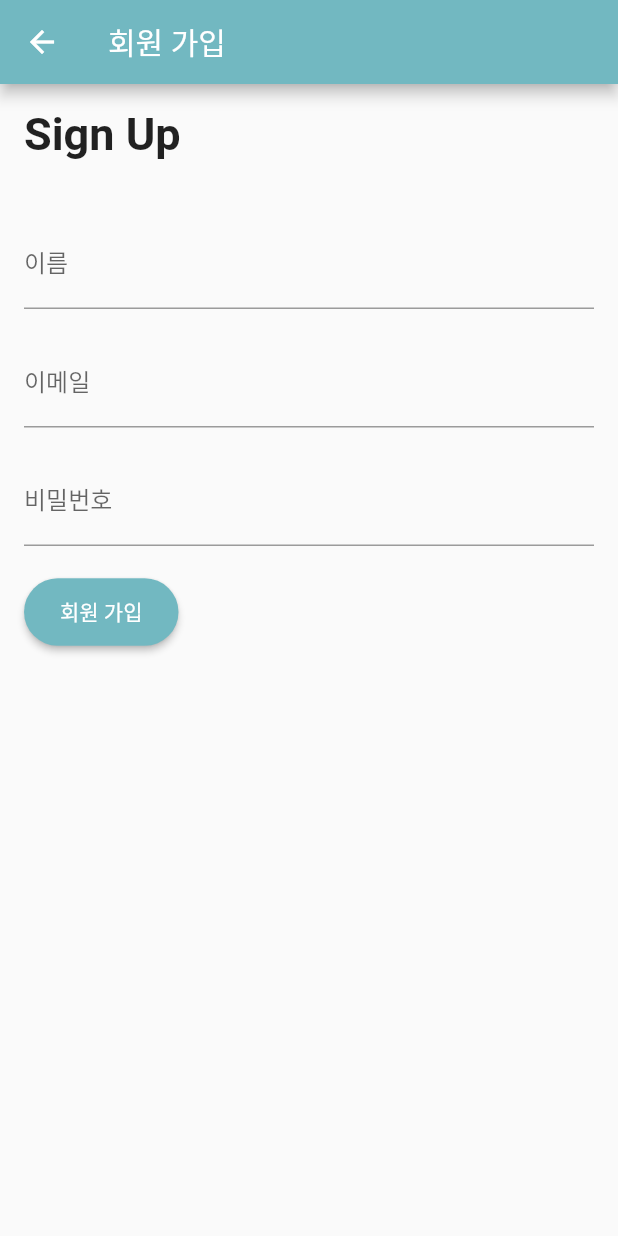
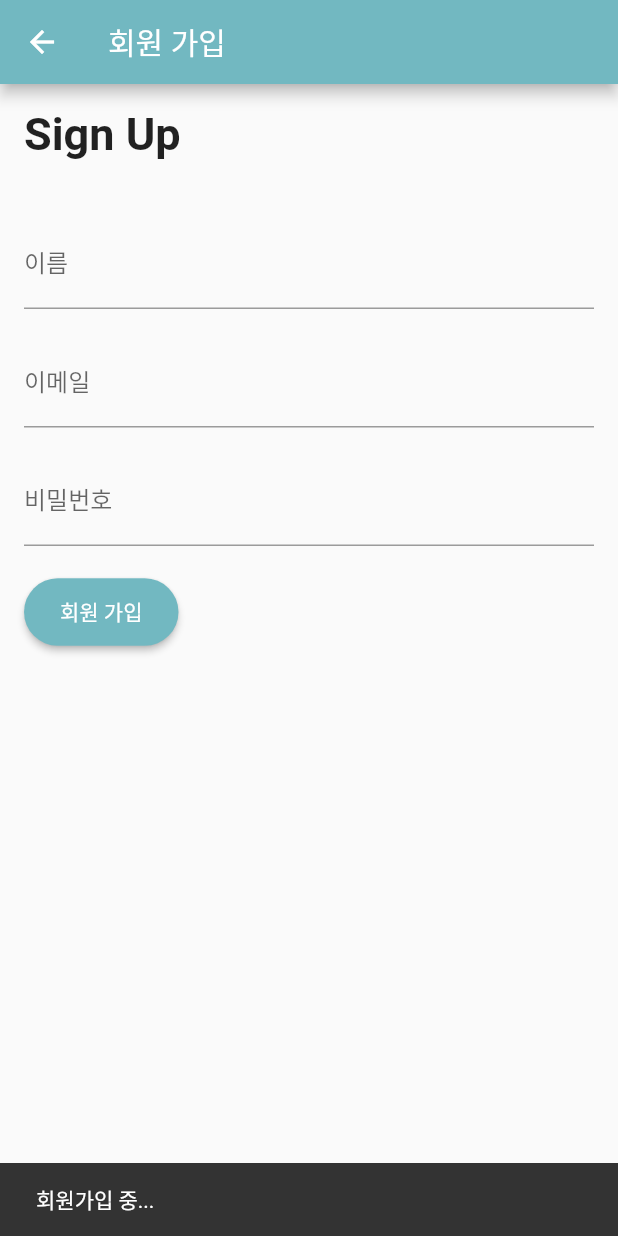
Before and after one commit to 23-HP033-WAVE/WAVE-flutter, a Flutter app: the SignUpScreen screen opened directly, after a tap on "회원 가입", on a phone screen of 412 x 824 dp. Run offline on Flutter 3.47's test engine with Material 2 defaults, Android fonts, the phone set to English and light mode, and no system bars; network calls fail.

Commit message:
➕ Feat: signup model 추가

```diff
--- /dev/null
+++ b/lib/models/signup_model.dart
@@ -0,0 +1,19 @@
+class SignUpModel {
+  final String username;
+  final String email;
+  final String password;
+
+  SignUpModel({
+    required this.username,
+    required this.email,
+    required this.password,
+  });
+
+  Map<String, dynamic> toJson() {
+    return {
+      'username': username.trim(),
+      'email': email.trim(),
+      'password': password.trim(),
+    };
+  }
+}
--- a/lib/screen/signup.dart
+++ b/lib/screen/signup.dart
@@ -1,7 +1,19 @@
 import 'package:flutter/material.dart';
+import 'package:http/http.dart' as http;
+import 'dart:convert';
+import 'package:wave/models/signup_model.dart';
 
-class SignUpScreen extends StatelessWidget {
+class SignUpScreen extends StatefulWidget {
   const SignUpScreen({Key? key}) : super(key: key);
+
+  @override
+  State<SignUpScreen> createState() => _SignUpScreenState();
+}
+
+class _SignUpScreenState extends State<SignUpScreen> {
+  final usernameController = TextEditingController();
+  final emailController = TextEditingController();
+  final passwordController = TextEditingController();
 
   @override
   Widget build(BuildContext context) {
@@ -23,29 +35,30 @@ class SignUpScreen extends StatelessWidget {
               ),
             ),
             const SizedBox(height: 40),
-            const TextField(
-              decoration: InputDecoration(
+            TextField(
+              controller: usernameController,
+              decoration: const InputDecoration(
                 labelText: '이름',
               ),
             ),
             const SizedBox(height: 20),
-            const TextField(
-              decoration: InputDecoration(
+            TextField(
+              controller: emailController,
+              decoration: const InputDecoration(
                 labelText: '이메일',
               ),
             ),
             const SizedBox(height: 20),
-            const TextField(
-              decoration: InputDecoration(
+            TextField(
+              controller: passwordController,
+              decoration: const InputDecoration(
                 labelText: '비밀번호',
               ),
               obscureText: true,
             ),
             const SizedBox(height: 20),
             ElevatedButton(
-              onPressed: () {
-                // 회원가입 버튼 클릭 시
-              },
+              onPressed: () => _signUp(context), // _signUp 함수 호출
               style: ElevatedButton.styleFrom(
                 shape: RoundedRectangleBorder(
                   borderRadius: BorderRadius.circular(25),
@@ -61,4 +74,65 @@ class SignUpScreen extends StatelessWidget {
       ),
     );
   }
+
+  Future<void> _signUp(BuildContext context) async {
+    final username = usernameController.text;
+    final email = emailController.text;
+    final password = passwordController.text;
+
+    // 서버쪽 URL
+    final url = Uri.parse('https://어쩌구 저쩌구/signup');
+
+    final signUpModel =
+        SignUpModel(username: username, email: email, password: password);
+
+    // ScaffoldMessenger를 이용하여 SnackBar를 표시
+    final scaffoldContext = ScaffoldMessenger.of(context);
+    scaffoldContext.showSnackBar(
+      const SnackBar(
+        content: Text('회원가입 중...'),
+      ),
+    );
+
+    final response = await http.post(
+      url,
+      body: jsonEncode(signUpModel.toJson()), // JSON 형태로 전송
+      headers: {'Content-Type': 'application/json'}, // 헤더
+    );
+
+    if (response.statusCode == 200) {
+      // http OK 응답 시
+      final responseData = jsonDecode(response.body);
+      final status = responseData['status'];
+      // 회원가입 성공
+      if (status == 'success') {
+        if (!mounted) return; // 비동기 시 async 뒤에 context에 null값 있을 수 있으므로
+        scaffoldContext.showSnackBar(
+          const SnackBar(
+            content: Text('회원가입 성공!'),
+            duration: Duration(seconds: 2),
+          ),
+        );
+        // 회원가입 성공 후 로그인 화면으로 이동
+        Navigator.pop(context);
+      } else {
+        final message = responseData['message'];
+        if (!mounted) return;
+        scaffoldContext.showSnackBar(
+          SnackBar(
+            content: Text('회원가입 실패: $message'),
+            duration: const Duration(seconds: 2),
+          ),
+        );
+      }
+    } else {
+      if (!mounted) return;
+      scaffoldContext.showSnackBar(
+        SnackBar(
+          content: Text('서버 오류: ${response.statusCode}'),
+          duration: const Duration(seconds: 2),
+        ),
+      );
+    }
+  }
 }
```
